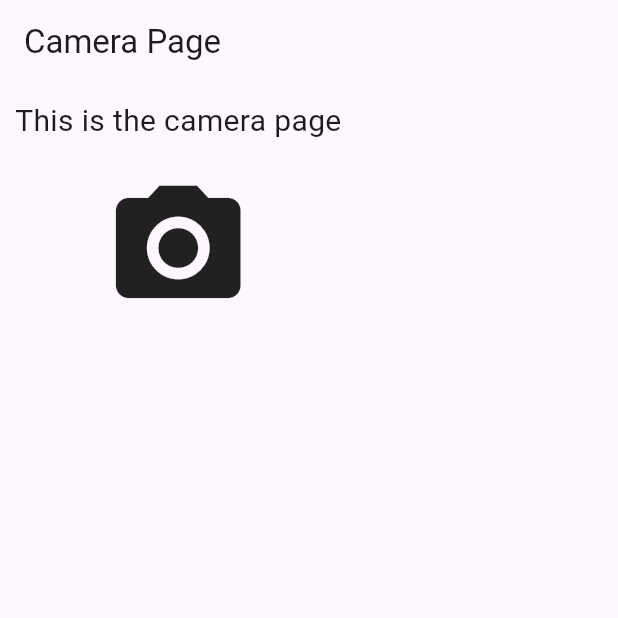
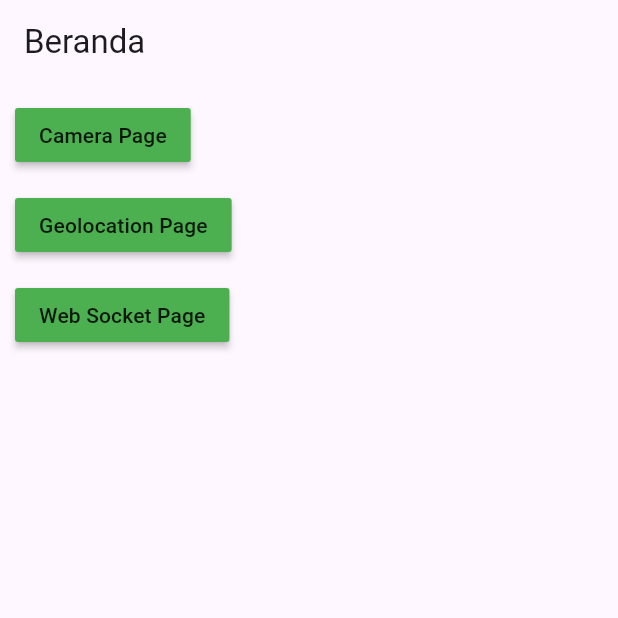
Before and after one commit to muhamadirwan99/belajar_flutter_web, a Flutter app: the screen it shows after launch, on a phone screen of 412 x 824 dp, the top half of it. Run offline on Flutter 3.47's test engine with Material 3 defaults, Android fonts, the phone set to English and light mode, and no system bars; our stand-ins replace camera, geolocator; missing offline and left inert: dart_pusher_channels.

Commit message:
Explore Fitur Flutter Web

```diff
--- a/config.json
+++ b/config.json
@@ -1,5 +1,10 @@
 {
-    "modules": [],
+    "modules": [
+        "camera_page",
+        "beranda",
+        "web_socket",
+        "geolocation"
+    ],
     "module_directory_name": "module",
     "experimental_mode": false,
     "learning_mode": false,
--- a/lib/camera_page.dart
+++ /dev/null
@@ -1,70 +0,0 @@
-// ignore_for_file: camel_case_types, prefer_typing_uninitialized_variables
-
-import 'package:camera/camera.dart';
-import 'package:flutter/material.dart';
-
-class CameraPage extends StatefulWidget {
-  final List<CameraDescription> cameras;
-
-  const CameraPage({Key? key, required this.cameras}) : super(key: key);
-
-  @override
-  State<CameraPage> createState() => _CameraPageState();
-}
-
-class _CameraPageState extends State<CameraPage> {
-  late CameraController controller;
-
-  @override
-  void initState() {
-    super.initState();
-    controller = CameraController(widget.cameras[0], ResolutionPreset.max);
-    controller.initialize().then((_) {
-      if (!mounted) {
-        return;
-      }
-      setState(() {});
-    }).catchError((Object e) {
-      if (e is CameraException) {
-        switch (e.code) {
-          case 'CameraAccessDenied':
-            // Handle access errors here.
-            break;
-          default:
-            // Handle other errors here.
-            break;
-        }
-      }
-    });
-  }
-
-  @override
-  Widget build(BuildContext context) {
-    return Scaffold(
-      appBar: AppBar(
-        title: const Text("Camera Page"),
-        actions: const [],
-      ),
-      body: SingleChildScrollView(
-        child: Container(
-          padding: const EdgeInsets.all(10.0),
-          child: Column(
-            children: [
-              const Text(
-                "This is the camera page",
-                style: TextStyle(fontSize: 20),
-              ),
-              const SizedBox(
-                height: 20,
-              ),
-              const Icon(
-                Icons.camera_alt,
-                size: 100,
-              ),
-            ],
-          ),
-        ),
-      ),
-    );
-  }
-}
--- /dev/null
+++ b/lib/core.dart
@@ -0,0 +1,14 @@
+/*
+We believe, the class name must be unique.
+If there is a conflicting class name in this file,
+it means you have to rename it to something more unique.
+*/
+export 'package:belajar_flutter_web/module/beranda/controller/beranda_controller.dart';
+export 'package:belajar_flutter_web/module/beranda/view/beranda_view.dart';
+export 'package:belajar_flutter_web/module/camera_page/controller/camera_page_controller.dart';
+export 'package:belajar_flutter_web/module/camera_page/view/camera_page_view.dart';
+export 'package:belajar_flutter_web/module/geolocation/controller/geolocation_controller.dart';
+export 'package:belajar_flutter_web/module/geolocation/view/geolocation_view.dart';
+export 'package:belajar_flutter_web/module/web_socket/controller/web_socket_controller.dart';
+export 'package:belajar_flutter_web/module/web_socket/view/web_socket_view.dart';
+export 'package:belajar_flutter_web/state_util.dart';
--- a/lib/main.dart
+++ b/lib/main.dart
@@ -1,4 +1,4 @@
-import 'package:belajar_flutter_web/camera_page.dart';
+import 'package:belajar_flutter_web/core.dart';
 import 'package:flutter/material.dart';
 import 'package:camera/camera.dart';
 
@@ -7,25 +7,25 @@ late List<CameraDescription> _cameras;
 void main() async {
   WidgetsFlutterBinding.ensureInitialized();
 
-  _cameras = await availableCameras();
-
-  runApp(MyApp(cameras: _cameras));
+  runApp(MyApp());
 }
 
 class MyApp extends StatelessWidget {
-  final List<CameraDescription> cameras;
-  const MyApp({super.key, required this.cameras});
+  const MyApp({
+    super.key,
+  });
 
   // This widget is the root of your application.
   @override
   Widget build(BuildContext context) {
     return MaterialApp(
       title: 'Flutter Demo',
+      navigatorKey: Get.navigatorKey,
       theme: ThemeData(
         colorScheme: ColorScheme.fromSeed(seedColor: Colors.deepPurple),
         useMaterial3: true,
       ),
-      home: CameraPage(cameras: cameras),
+      home: BerandaView(),
     );
   }
 }
--- /dev/null
+++ b/lib/module/beranda/controller/beranda_controller.dart
@@ -0,0 +1,29 @@
+import 'package:camera/camera.dart';
+import 'package:flutter/material.dart';
+import 'package:belajar_flutter_web/core.dart';
+
+class BerandaController extends State<BerandaView> {
+  static late BerandaController instance;
+  late BerandaView view;
+
+  late List<CameraDescription> cameras;
+
+  void checkCamera() async {
+    List<CameraDescription> camerasAvailable = await availableCameras();
+    cameras = camerasAvailable;
+    update();
+  }
+
+  @override
+  void initState() {
+    instance = this;
+    super.initState();
+    checkCamera();
+  }
+
+  @override
+  void dispose() => super.dispose();
+
+  @override
+  Widget build(BuildContext context) => widget.build(context, this);
+}
--- /dev/null
+++ b/lib/module/beranda/view/beranda_view.dart
@@ -0,0 +1,69 @@
+import 'package:flutter/material.dart';
+import 'package:belajar_flutter_web/core.dart';
+
+class BerandaView extends StatefulWidget {
+  const BerandaView({Key? key}) : super(key: key);
+
+  Widget build(context, BerandaController controller) {
+    controller.view = this;
+
+    return Scaffold(
+      appBar: AppBar(
+        title: const Text("Beranda"),
+        actions: const [],
+      ),
+      body: SingleChildScrollView(
+        child: Container(
+          padding: const EdgeInsets.all(10.0),
+          child: Column(
+            crossAxisAlignment: CrossAxisAlignment.start,
+            children: [
+              MaterialButton(
+                color: Colors.green,
+                onPressed: () {
+                  Get.to(
+                    CameraPageView(cameras: controller.cameras),
+                  );
+                },
+                child: const Text(
+                  "Camera Page",
+                ),
+              ),
+              const SizedBox(
+                height: 12.0,
+              ),
+              MaterialButton(
+                color: Colors.green,
+                onPressed: () {
+                  Get.to(
+                    GeolocationView(),
+                  );
+                },
+                child: const Text(
+                  "Geolocation Page",
+                ),
+              ),
+              const SizedBox(
+                height: 12.0,
+              ),
+              MaterialButton(
+                color: Colors.green,
+                onPressed: () {
+                  Get.to(
+                    WebSocketView(),
+                  );
+                },
+                child: const Text(
+                  "Web Socket Page",
+                ),
+              ),
+            ],
+          ),
+        ),
+      ),
+    );
+  }
+
+  @override
+  State<BerandaView> createState() => BerandaController();
+}
--- /dev/null
+++ b/lib/state_util.dart
@@ -0,0 +1,60 @@
+import 'package:flutter/material.dart';
+
+BuildContext get globalContext {
+  return Get.currentContext;
+}
+
+class Get {
+  static GlobalKey<NavigatorState> navigatorKey = GlobalKey<NavigatorState>();
+
+  static get currentContext {
+    return navigatorKey.currentState?.context;
+  }
+
+  static to(Widget page) async {
+    return await navigatorKey.currentState!.push(
+      MaterialPageRoute(builder: (context) => page),
+    );
+  }
+
+  static back() {
+    if (Navigator.canPop(globalContext) == false) return;
+    Navigator.pop(globalContext);
+  }
+
+  static offAll(page) {
+    return navigatorKey.currentState!.pushAndRemoveUntil(
+      MaterialPageRoute(builder: (context) => page),
+      (Route<dynamic> route) => false,
+    );
+  }
+
+  static double get width {
+    return MediaQuery.of(currentContext).size.width;
+  }
+
+  static double get height {
+    return MediaQuery.of(currentContext).size.width;
+  }
+
+  static ValueNotifier<ThemeData> mainTheme =
+      ValueNotifier<ThemeData>(ThemeData());
+  static changeTheme(ThemeData theme) {
+    mainTheme.value = theme;
+  }
+
+  static ThemeData get theme {
+    return Theme.of(Get.currentContext);
+  }
+}
+
+extension ChangeNotifierExtension on State {
+  update() {
+    if (mounted) {
+      // ignore: invalid_use_of_protected_member
+      setState(() {});
+    }
+  }
+}
+
+class MvcController {}
--- a/pubspec.yaml
+++ b/pubspec.yaml
@@ -37,6 +37,8 @@ dependencies:
   cupertino_icons: ^1.0.2
   camera_web: ^0.3.2+4
   camera: ^0.10.5+9
+  geolocator: ^10.1.0
+  dart_pusher_channels: ^1.2.2
 
 dev_dependencies:
   flutter_test:
```
Also changed, not shown: lib/module/camera_page/controller/camera_page_controller.dart (added, +54 -0 lines), lib/module/camera_page/view/camera_page_view.dart (added, +85 -0 lines), lib/module/geolocation/controller/geolocation_controller.dart (added, +71 -0 lines), lib/module/geolocation/view/geolocation_view.dart (added, +51 -0 lines), lib/module/web_socket/controller/web_socket_controller.dart (added, +87 -0 lines), lib/module/web_socket/view/web_socket_view.dart (added, +31 -0 lines), pubspec.lock, 4 other files.
